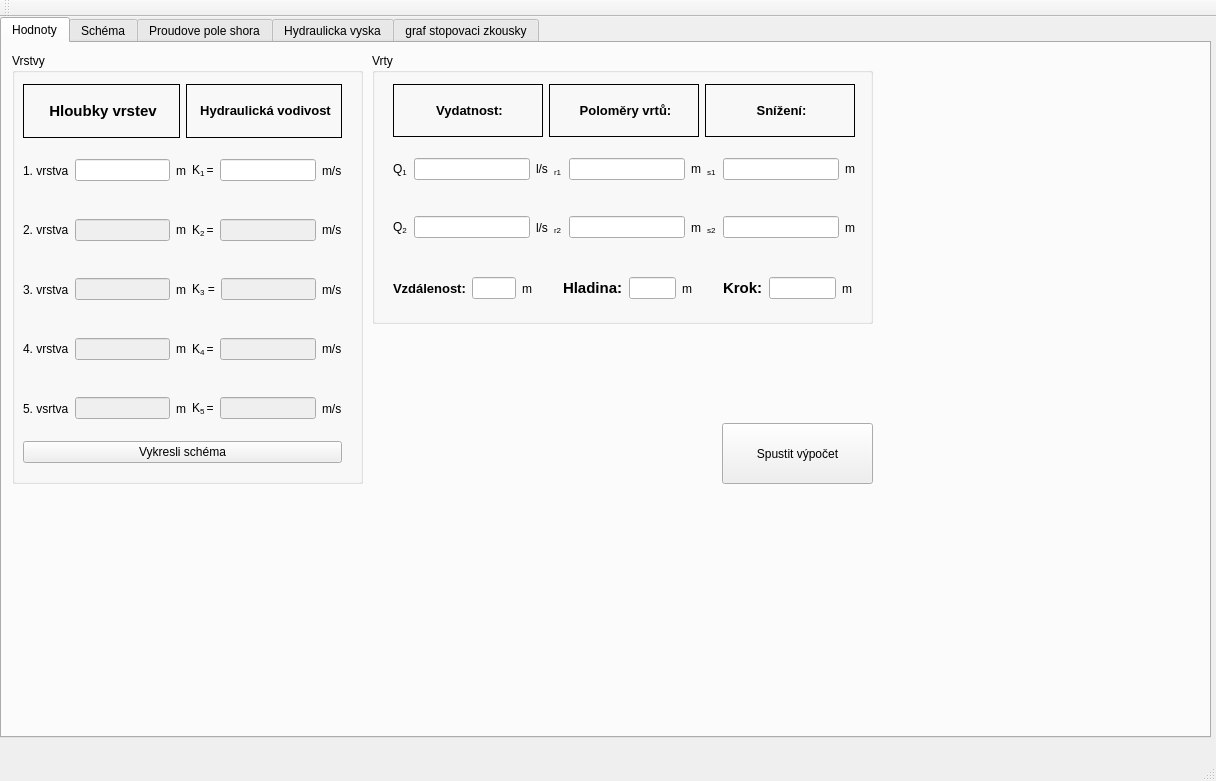
Qt form mainwindow.ui (durhan/Program) before a commit.
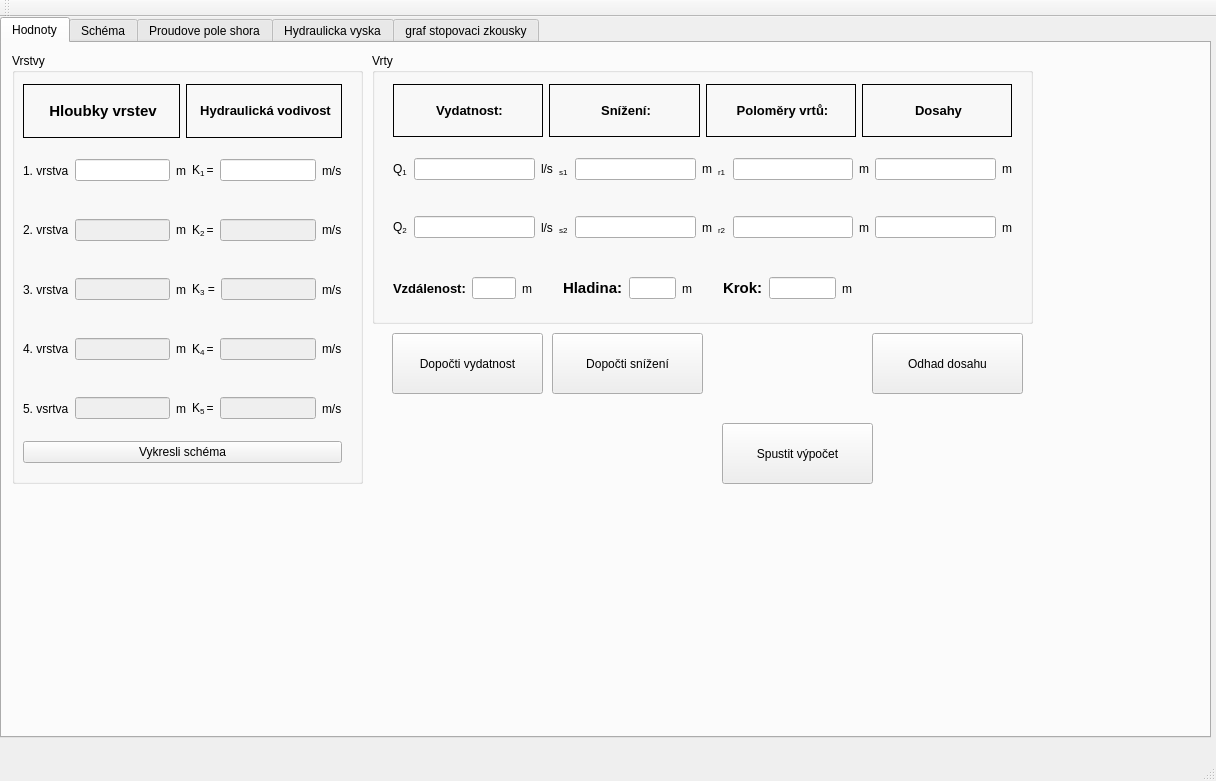
The same form after that commit. The open tabs and pages were chosen to show the change.

```diff
--- a/mainwindow.ui
+++ b/mainwindow.ui
@@ -319,7 +319,7 @@
        <rect>
         <x>370</x>
         <y>10</y>
-        <width>501</width>
+        <width>661</width>
         <height>271</height>
        </rect>
       </property>
@@ -331,7 +331,7 @@
         <rect>
          <x>10</x>
          <y>20</y>
-         <width>484</width>
+         <width>641</width>
          <height>181</height>
         </rect>
        </property>
@@ -357,16 +357,6 @@
             </property>
            </widget>
           </item>
-          <item>
-           <widget class="QLabel" name="label_35">
-            <property name="frameShape">
-             <enum>QFrame::Box</enum>
-            </property>
-            <property name="text">
-             <string>&lt;html&gt;&lt;head/&gt;&lt;body&gt;&lt;p align=&quot;center&quot;&gt;&lt;span style=&quot; font-size:10pt; font-weight:600;&quot;&gt;Poloměry vrtů:&lt;/span&gt;&lt;/p&gt;&lt;/body&gt;&lt;/html&gt;</string>
-            </property>
-           </widget>
-          </item>
           <item>
            <widget class="QLabel" name="label_37">
             <property name="frameShape">
@@ -377,6 +367,26 @@
             </property>
            </widget>
           </item>
+          <item>
+           <widget class="QLabel" name="label_35">
+            <property name="frameShape">
+             <enum>QFrame::Box</enum>
+            </property>
+            <property name="text">
+             <string>&lt;html&gt;&lt;head/&gt;&lt;body&gt;&lt;p align=&quot;center&quot;&gt;&lt;span style=&quot; font-size:10pt; font-weight:600;&quot;&gt;Poloměry vrtů:&lt;/span&gt;&lt;/p&gt;&lt;/body&gt;&lt;/html&gt;</string>
+            </property>
+           </widget>
+          </item>
+          <item>
+           <widget class="QLabel" name="label_47">
+            <property name="frameShape">
+             <enum>QFrame::Box</enum>
+            </property>
+            <property name="text">
+             <string>&lt;html&gt;&lt;head/&gt;&lt;body&gt;&lt;p align=&quot;center&quot;&gt;&lt;span style=&quot; font-size:10pt; font-weight:600;&quot;&gt;Dosahy&lt;/span&gt;&lt;/p&gt;&lt;/body&gt;&lt;/html&gt;</string>
+            </property>
+           </widget>
+          </item>
          </layout>
         </item>
         <item>
@@ -398,23 +408,6 @@
             </property>
            </widget>
           </item>
-          <item>
-           <widget class="QLabel" name="label_25">
-            <property name="text">
-             <string>&lt;html&gt;&lt;head/&gt;&lt;body&gt;&lt;p&gt;&lt;span style=&quot; vertical-align:sub;&quot;&gt;r1&lt;/span&gt;&lt;/p&gt;&lt;/body&gt;&lt;/html&gt;</string>
-            </property>
-           </widget>
-          </item>
-          <item>
-           <widget class="QLineEdit" name="lineEdit_12"/>
-          </item>
-          <item>
-           <widget class="QLabel" name="label_26">
-            <property name="text">
-             <string>m</string>
-            </property>
-           </widget>
-          </item>
           <item>
            <widget class="QLabel" name="label_27">
             <property name="text">
@@ -435,6 +428,33 @@
             </property>
            </widget>
           </item>
+          <item>
+           <widget class="QLabel" name="label_25">
+            <property name="text">
+             <string>&lt;html&gt;&lt;head/&gt;&lt;body&gt;&lt;p&gt;&lt;span style=&quot; vertical-align:sub;&quot;&gt;r1&lt;/span&gt;&lt;/p&gt;&lt;/body&gt;&lt;/html&gt;</string>
+            </property>
+           </widget>
+          </item>
+          <item>
+           <widget class="QLineEdit" name="lineEdit_12"/>
+          </item>
+          <item>
+           <widget class="QLabel" name="label_26">
+            <property name="text">
+             <string>m</string>
+            </property>
+           </widget>
+          </item>
+          <item>
+           <widget class="QLineEdit" name="lineEdit_20"/>
+          </item>
+          <item>
+           <widget class="QLabel" name="label_48">
+            <property name="text">
+             <string>m</string>
+            </property>
+           </widget>
+          </item>
          </layout>
         </item>
         <item>
@@ -456,23 +476,6 @@
             </property>
            </widget>
           </item>
-          <item>
-           <widget class="QLabel" name="label_31">
-            <property name="text">
-             <string>&lt;html&gt;&lt;head/&gt;&lt;body&gt;&lt;p&gt;&lt;span style=&quot; vertical-align:sub;&quot;&gt;r2&lt;/span&gt;&lt;/p&gt;&lt;/body&gt;&lt;/html&gt;</string>
-            </property>
-           </widget>
-          </item>
-          <item>
-           <widget class="QLineEdit" name="lineEdit_15"/>
-          </item>
-          <item>
-           <widget class="QLabel" name="label_32">
-            <property name="text">
-             <string>m</string>
-            </property>
-           </widget>
-          </item>
           <item>
            <widget class="QLabel" name="label_33">
             <property name="text">
@@ -490,6 +493,33 @@
             </property>
            </widget>
           </item>
+          <item>
+           <widget class="QLabel" name="label_31">
+            <property name="text">
+             <string>&lt;html&gt;&lt;head/&gt;&lt;body&gt;&lt;p&gt;&lt;span style=&quot; vertical-align:sub;&quot;&gt;r2&lt;/span&gt;&lt;/p&gt;&lt;/body&gt;&lt;/html&gt;</string>
+            </property>
+           </widget>
+          </item>
+          <item>
+           <widget class="QLineEdit" name="lineEdit_15"/>
+          </item>
+          <item>
+           <widget class="QLabel" name="label_32">
+            <property name="text">
+             <string>m</string>
+            </property>
+           </widget>
+          </item>
+          <item>
+           <widget class="QLineEdit" name="lineEdit_21"/>
+          </item>
+          <item>
+           <widget class="QLabel" name="label_49">
+            <property name="text">
+             <string>m</string>
+            </property>
+           </widget>
+          </item>
          </layout>
         </item>
        </layout>
@@ -595,6 +625,45 @@
        <string>Spustit výpočet</string>
       </property>
      </widget>
+     <widget class="QPushButton" name="pushButton_8">
+      <property name="geometry">
+       <rect>
+        <x>550</x>
+        <y>290</y>
+        <width>151</width>
+        <height>61</height>
+       </rect>
+      </property>
+      <property name="text">
+       <string>Dopočti snížení</string>
+      </property>
+     </widget>
+     <widget class="QPushButton" name="pushButton_9">
+      <property name="geometry">
+       <rect>
+        <x>390</x>
+        <y>290</y>
+        <width>151</width>
+        <height>61</height>
+       </rect>
+      </property>
+      <property name="text">
+       <string>Dopočti vydatnost</string>
+      </property>
+     </widget>
+     <widget class="QPushButton" name="pushButton_10">
+      <property name="geometry">
+       <rect>
+        <x>870</x>
+        <y>290</y>
+        <width>151</width>
+        <height>61</height>
+       </rect>
+      </property>
+      <property name="text">
+       <string>Odhad dosahu</string>
+      </property>
+     </widget>
     </widget>
     <widget class="QWidget" name="tab_3">
      <attribute name="title">
```
Left out of the diff: 60 changed lines with no effect on the pictures.
